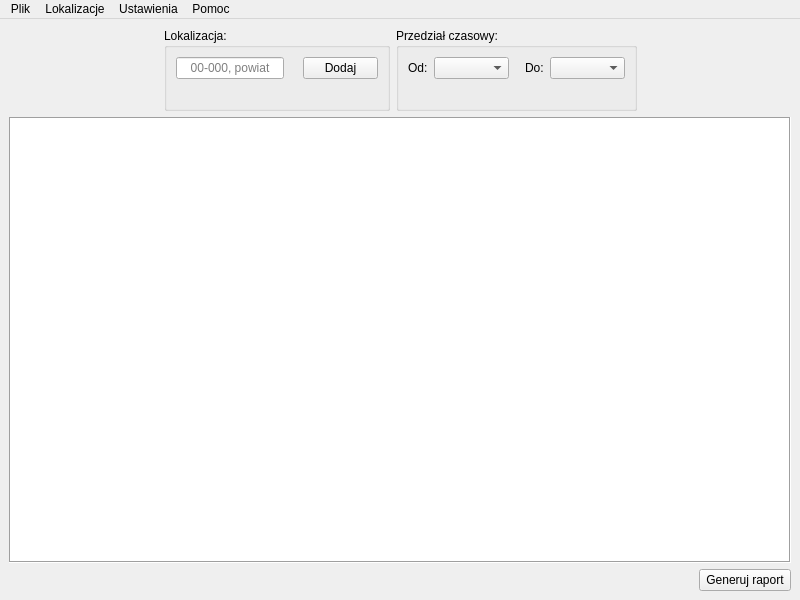
This is Ui/main-window.ui in kuba172/Demog as Qt 5 draws it before an edit. The edited form follows.
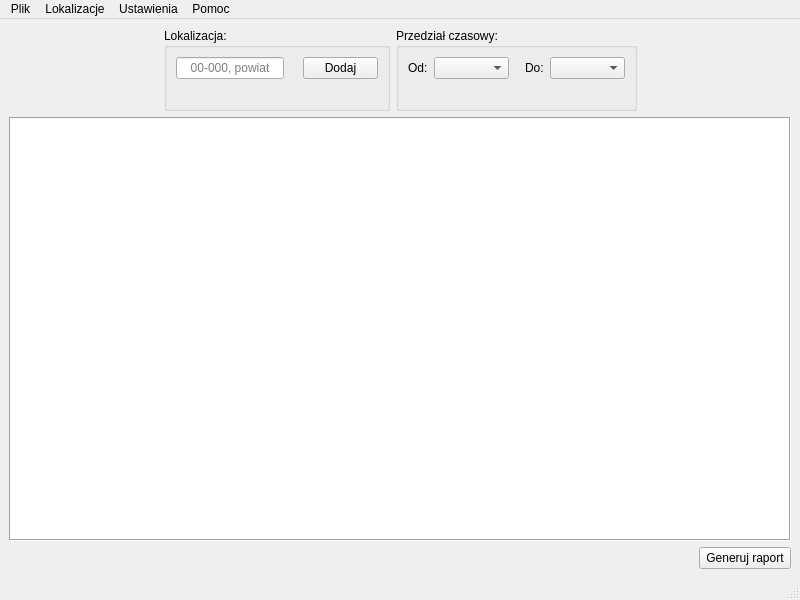
This is the edited form.

Commit message: modify main window ui

What changed in the file:
```diff
--- a/Ui/main-window.ui
+++ b/Ui/main-window.ui
@@ -309,6 +309,7 @@
    <addaction name="menu_Settings"/>
    <addaction name="menu_Help"/>
   </widget>
+  <widget class="QStatusBar" name="statusBar"/>
   <action name="action_About_Program">
    <property name="text">
     <string>O programie...</string>
```
Left out of the diff: 9 changed lines with no effect on the pictures. The commit also changes 1 other file.
